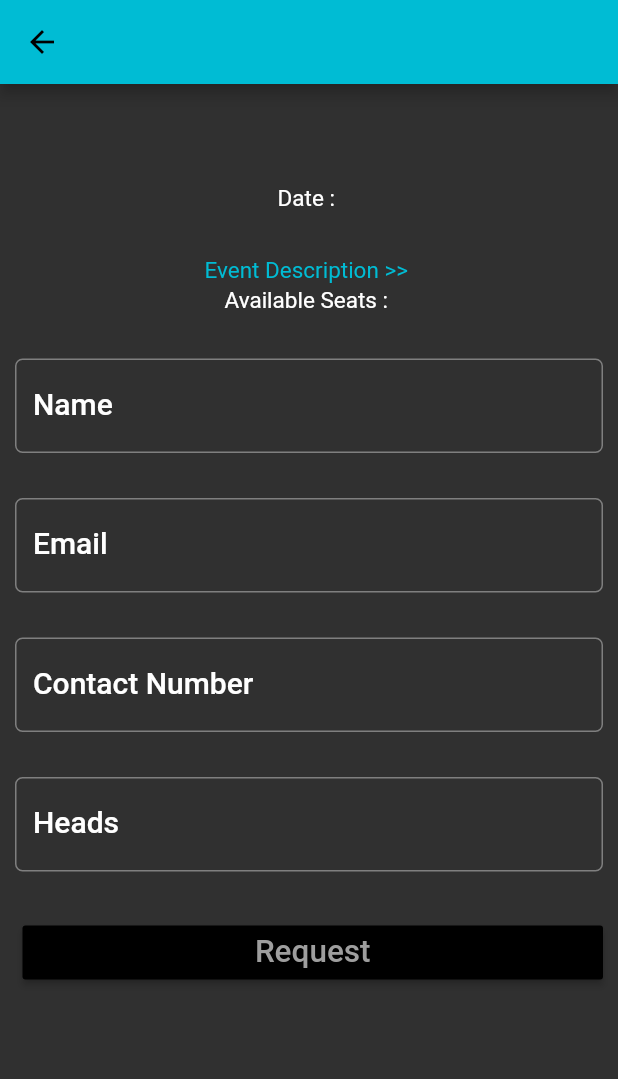
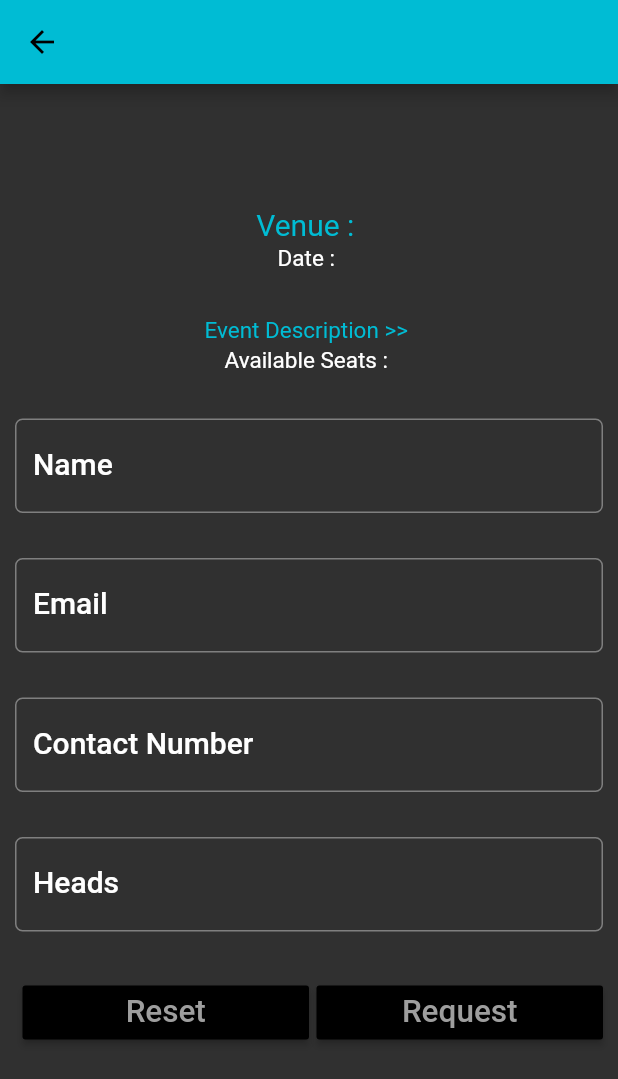
Before and after one commit to Group40/SandT_Group, a Flutter app: the EventDetail screen opened directly with empty values, on a phone screen of 412 x 824 dp. Shown: the top 1079 px of the screen. Run offline on Flutter 3.47's test engine with Material 2 defaults, Android fonts, the phone set to English and light mode, and no system bars; network calls fail.

Commit message:
Overall Fix

```diff
--- a/lib/EventPublishingBooking/EventDetail.dart
+++ b/lib/EventPublishingBooking/EventDetail.dart
@@ -52,9 +52,9 @@ class EventDetailState extends State<EventDetail> {
   void request() async {
     debugPrint('funtion called');
     var body = jsonEncode({
-      'Eventid': id,
-      'Eventname': name,
-      'Eventdate': date,
+      'eventId': id,
+      'eventName': name,
+      'eventDate': date,
       'name': nameController.text,
       'number': numberController.text,
       'email': emailController.text,
@@ -115,6 +115,20 @@ class EventDetailState extends State<EventDetail> {
                       name,
                       style: TextStyle(
                         fontSize: 30.0,
+                        color: Colors.cyan,
+                      ),
+                    ),
+                  ),
+                ),
+
+                //Venue Text
+                Padding(
+                  padding: EdgeInsets.only(top: 15.0, bottom: 2.0),
+                  child: Center(
+                    child: Text(
+                      "Venue : "+venue,
+                      style: TextStyle(
+                        fontSize: 20.0,
                         color: Colors.cyan,
                       ),
                     ),
@@ -216,6 +230,7 @@ class EventDetailState extends State<EventDetail> {
                 Padding(
                   padding: EdgeInsets.only(top: 15.0, bottom: 15.0),
                   child: TextFormField(
+                    keyboardType: TextInputType.number,
                     controller: numberController,
                     validator: (String value) {
                       if (value.isEmpty) {
@@ -240,6 +255,7 @@ class EventDetailState extends State<EventDetail> {
                 Padding(
                   padding: EdgeInsets.only(top: 15.0, bottom: 15.0),
                   child: TextFormField(
+                    keyboardType: TextInputType.number,
                     controller: headsController,
                     validator: (String value) {
                       if (value.isEmpty) {
@@ -260,7 +276,7 @@ class EventDetailState extends State<EventDetail> {
                   ),
                 ),
 
-                //Request Button
+                //Buttons
                 Padding(
                   padding: EdgeInsets.only(top: 15.0, bottom: 15.0),
                   child: Row(
@@ -268,6 +284,28 @@ class EventDetailState extends State<EventDetail> {
                       Container(
                         width: 5.0,
                       ),
+
+                      //Reset Button
+                      Expanded(
+                        child: RaisedButton(
+                          color: Theme.of(context).primaryColorDark,
+                          textColor: Theme.of(context).primaryColorLight,
+                          child: Text(
+                            'Reset',
+                            textScaleFactor: 1.5,
+                          ),
+                          onPressed: () {
+                            setState(() {
+                              _reset();
+                            });
+                          },
+                        ),
+                      ),
+                      Container(
+                        width: 5.0,
+                      ),
+
+                      //Request Button
                       Expanded(
                         child: RaisedButton(
                           color: Theme.of(context).primaryColorDark,
@@ -284,6 +322,7 @@ class EventDetailState extends State<EventDetail> {
                           },
                         ),
                       ),
+
                     ],
                   ),
                 ),
@@ -296,4 +335,11 @@ class EventDetailState extends State<EventDetail> {
     );
     throw UnimplementedError();
   }
+
+  void _reset() {
+    nameController.text = '';
+    numberController.text = '';
+    emailController.text = '';
+    headsController.text = '';
+  }
 }
--- a/lib/EventPublishingBooking/EventPublishing.dart
+++ b/lib/EventPublishingBooking/EventPublishing.dart
@@ -29,7 +29,7 @@ class EventPublishingState extends State<EventPublishing> {
 
   void delete(String id) async {
     final http.Response response = await http.delete(
-      'http://10.0.2.2:8080/delete/'+id,
+      'http://10.0.2.2:8080/deleteEvent/'+id,
       headers: <String, String>{
         'Content-Type': 'application/json; charset=UTF-8',
       },
```
Also changed, not shown: lib/EventPublishingBooking/AddEvent.dart (+13 -6 lines), lib/EventPublishingBooking/EditEvent.dart (+6 -5 lines).
